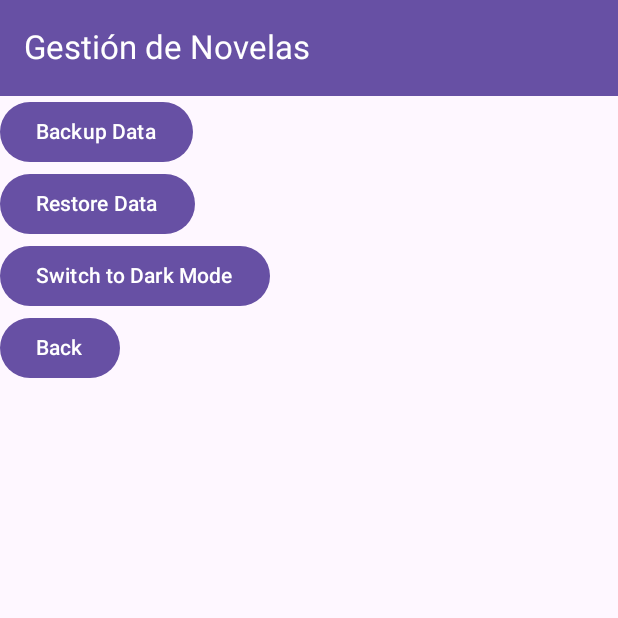
After one commit to pablobarbosaojeda/Feedback2, an Android app built with Jetpack Compose: the SettingsScreen screen opened through its navigation route, on a phone screen of 412 x 824 dp, the top half of it. The commit adds this screen. Run offline under Robolectric (Android 15) with nearby library versions, the phone set to English and light mode, and no system bars.

Commit message:
FEEDBACK 3: Mejora de la UI

```diff
--- a/app/build.gradle.kts
+++ b/app/build.gradle.kts
@@ -51,7 +51,6 @@ android {
 }
 
 dependencies {
-
     implementation(libs.androidx.core.ktx)
     implementation(libs.androidx.lifecycle.runtime.ktx)
     implementation(libs.androidx.activity.compose)
@@ -62,6 +61,11 @@ dependencies {
     implementation(libs.androidx.material3)
     implementation(libs.androidx.navigation.compose)
     implementation(libs.androidx.loader)
+    implementation("androidx.appcompat:appcompat:1.4.0")
+    implementation("androidx.core:core-ktx:1.7.0")
+    implementation("androidx.activity:activity-compose:1.4.0")
+    implementation("androidx.compose.material3:material3:1.0.0-alpha01")
+    implementation("com.google.android.material:material:1.4.0")
 
     testImplementation(libs.junit)
     androidTestImplementation(libs.androidx.junit)
--- a/app/src/main/java/com/example/feedback2/PantallaPrincipal.kt
+++ b/app/src/main/java/com/example/feedback2/PantallaPrincipal.kt
@@ -20,7 +20,8 @@ fun PantallaPrincipal(
     novelas: List<Novela>,
     onAgregarClick: () -> Unit,
     onEliminarClick: (Novela) -> Unit,
-    onVerDetallesClick: (Novela) -> Unit
+    onVerDetallesClick: (Novela) -> Unit,
+    onSettingsClick: () -> Unit
 ) {
     Scaffold(
         floatingActionButton = {
@@ -30,13 +31,17 @@ fun PantallaPrincipal(
         }
     ) { paddingValues ->
         Box(modifier = Modifier.padding(paddingValues)) {
+            Column {
+                Button(onClick = onSettingsClick) {
+                    Text("Configuración")
+                }
                 LazyColumn {
                     items(novelas) { novela ->
                         Row(
                             modifier = Modifier
                                 .fillMaxWidth()
+                                .padding(8.dp)
                                 .clickable { onVerDetallesClick(novela) }
-                            .padding(8.dp)
                         ) {
                             Column(modifier = Modifier.weight(1f)) {
                                 Text(text = novela.titulo, style = MaterialTheme.typography.titleLarge)
@@ -58,17 +63,19 @@ fun PantallaPrincipal(
             }
         }
     }
+}
 
 @Preview(showBackground = true)
 @Composable
 fun PreviewPantallaPrincipal() {
     PantallaPrincipal(
         novelas = listOf(
-            Novela("Novela 1", "Autor 1", 2022, "Sinopsis 1"),
-            Novela("Novela 2", "Autor 2", 2021, "Sinopsis 2", esFavorita = true)
+            Novela("Título 1", "Autor 1", 2021, "Sinopsis 1", esFavorita = true),
+            Novela("Título 2", "Autor 2", 2022, "Sinopsis 2", esFavorita = false)
         ),
         onAgregarClick = {},
         onEliminarClick = {},
-        onVerDetallesClick = {}
+        onVerDetallesClick = {},
+        onSettingsClick = {}
     )
 }
--- a/app/src/main/java/com/example/feedback2/PreferencesManager.kt
+++ b/app/src/main/java/com/example/feedback2/PreferencesManager.kt
@@ -14,4 +14,9 @@ class PreferencesManager(context: Context) {
     fun isDarkMode(): Boolean {
         return preferences.getBoolean("dark_mode", false)
     }
+
+    fun toggleTheme() {
+        val isDarkMode = isDarkMode()
+        setTheme(!isDarkMode)
+    }
 }
--- /dev/null
+++ b/app/src/main/java/com/example/feedback2/SettingsScreen.kt
@@ -0,0 +1,45 @@
+package com.example.feedback2
+
+import android.content.Context
+import android.os.Environment
+import androidx.compose.foundation.layout.Column
+import androidx.compose.foundation.layout.Spacer
+import androidx.compose.foundation.layout.height
+import androidx.compose.material3.Button
+import androidx.compose.material3.Text
+import androidx.compose.runtime.Composable
+import androidx.compose.ui.Modifier
+import androidx.compose.ui.unit.dp
+import java.io.File
+import java.io.FileInputStream
+import java.io.FileOutputStream
+import java.nio.channels.FileChannel
+
+@Composable
+fun SettingsScreen(
+    context: Context,
+    onBackup: () -> Unit,
+    onRestore: () -> Unit,
+    onBack: () -> Unit
+) {
+    val preferencesManager = PreferencesManager(context)
+    val isDarkMode = preferencesManager.isDarkMode()
+
+    Column {
+        Button(onClick = onBackup) {
+            Text("Backup Data")
+        }
+        Button(onClick = onRestore) {
+            Text("Restore Data")
+        }
+        Button(onClick = {
+            preferencesManager.toggleTheme()
+            (context as MainActivity).recreate() // Recreate activity to apply theme change
+        }) {
+            Text(if (isDarkMode) "Switch to Light Mode" else "Switch to Dark Mode")
+        }
+        Button(onClick = onBack) {
+            Text("Back")
+        }
+    }
+}
--- a/app/src/main/res/values/colors.xml
+++ b/app/src/main/res/values/colors.xml
@@ -1,13 +1,14 @@
 <?xml version="1.0" encoding="utf-8"?>
 <resources>
-    <color name="primary">#1E88E5</color>
-    <color name="primary_light">#6AB7FF</color>
-    <color name="primary_dark">#005CB2</color>
-    <color name="secondary">#D32F2F</color>
-    <color name="secondary_light">#FF6659</color>
-    <color name="secondary_dark">#9A0007</color>
+    <color name="primary">#6200EE</color>
+    <color name="primary_light">#BB86FC</color>
+    <color name="primary_dark">#3700B3</color>
+    <color name="secondary">#03DAC6</color>
+    <color name="secondary_light">#66FFF9</color>
+    <color name="secondary_dark">#00A896</color>
     <color name="background">#F5F5F5</color>
     <color name="surface">#FFFFFF</color>
     <color name="text">#212121</color>
     <color name="error">#B00020</color>
+    <color name="white">#FFFFFF</color>
 </resources>
--- a/app/src/main/res/values/themes.xml
+++ b/app/src/main/res/values/themes.xml
@@ -1,5 +1,19 @@
 <?xml version="1.0" encoding="utf-8"?>
-<resources>
+<resources xmlns:tools="http://schemas.android.com/tools">
+    <!-- Base application theme. -->
+    <style name="Theme.Feedback2" parent="Theme.MaterialComponents.DayNight.NoActionBar">
+        <!-- Customize your theme here. -->
+        <item name="colorPrimary">@color/primary</item>
+        <item name="colorPrimaryVariant">@color/primary_dark</item>
+        <item name="colorOnPrimary">@color/white</item>
+        <item name="colorSecondary">@color/secondary</item>
+        <item name="colorSecondaryVariant">@color/secondary_dark</item>
+        <item name="colorOnSecondary">@color/white</item>
+        <item name="android:statusBarColor" tools:targetApi="l">?attr/colorPrimaryVariant</item>
+        <item name="android:navigationBarColor" tools:targetApi="l">?attr/colorPrimaryVariant</item>
+    </style>
 
-    <style name="Theme.Feedback2" parent="android:Theme.Material.Light.NoActionBar" />
+    <style name="Theme.Feedback2.Light" parent="Theme.MaterialComponents.Light.NoActionBar">
+        <!-- Light theme customization -->
+    </style>
 </resources>
```
Also changed, not shown: app/src/main/java/com/example/feedback2/MainActivity.kt (+119 -41 lines). Lines whose indentation alone changed are shown as unchanged.
